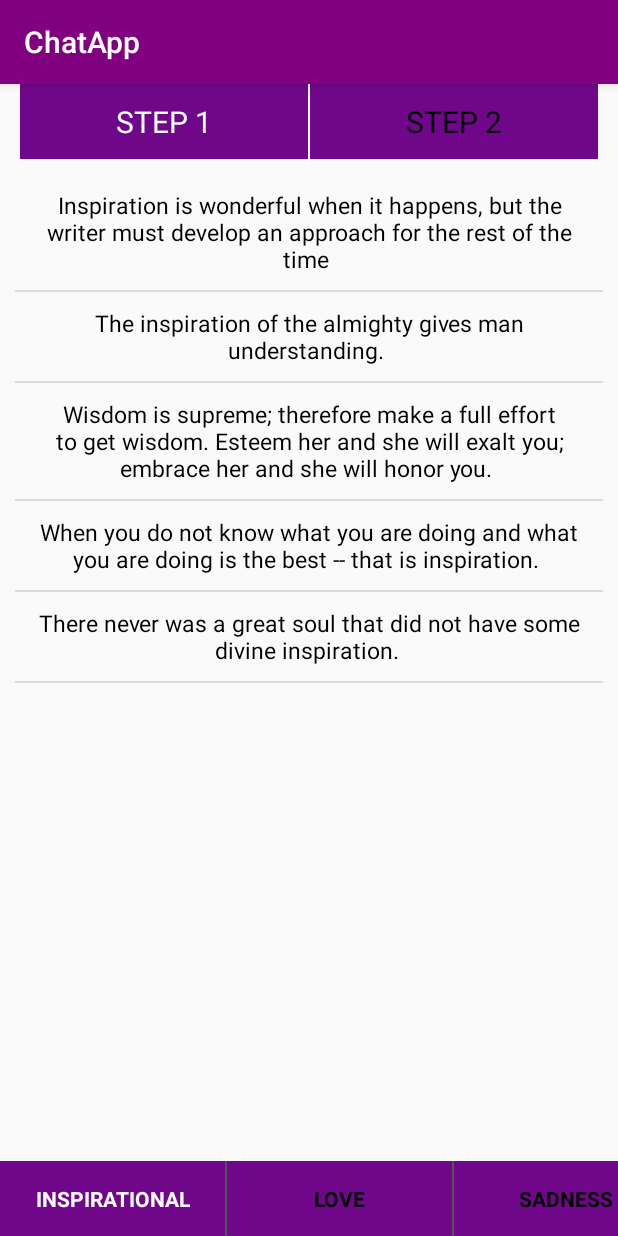
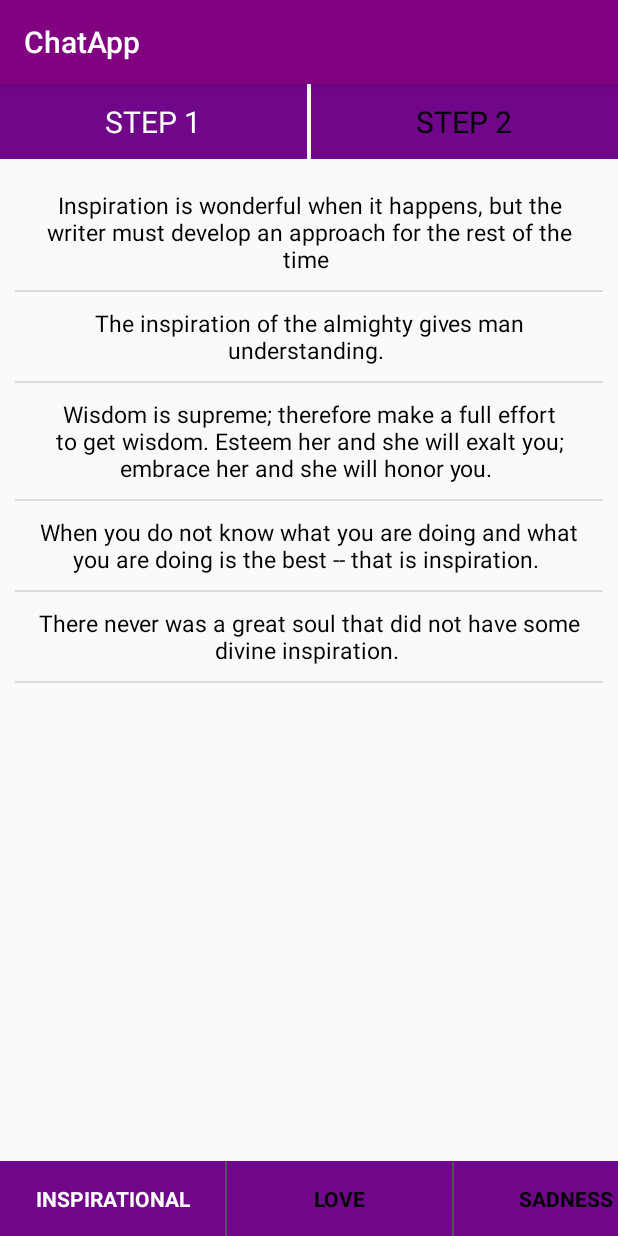
Before and after one commit to Arnab-Banerjee-Kolkata/ChatApp, an Android app: the SelectQuote screen opened directly, with no data from a screen before it, on a phone screen of 412 x 824 dp. Run offline under Robolectric (Android 15) with nearby library versions, the phone set to English and light mode, and no system bars; Roboto replaces fonts that are not available here.

Commit message:
Arnab | Fixes UI bug

```diff
--- a/app/src/main/res/layout/activity_select_quote.xml
+++ b/app/src/main/res/layout/activity_select_quote.xml
@@ -13,28 +13,31 @@
         android:layout_centerHorizontal="true">
 
         <TextView
-            android:layout_width="192dp"
+            android:layout_width="match_parent"
             android:layout_height="50dp"
             android:text="Step 1"
             android:textAllCaps="true"
             android:textSize="20dp"
             android:background="@color/selectColor"
             android:gravity="center"
-            android:textColor="@android:color/white" />
+            android:textColor="@android:color/white"
+            android:layout_marginEnd="1dp"
+            android:layout_weight="1"
+            android:minWidth="500dp"/>
 
-        <View
-            android:layout_width="1dp"
-            android:layout_height="match_parent" />
 
         <TextView
-            android:layout_width="192dp"
+            android:layout_width="match_parent"
             android:layout_height="50dp"
             android:text="Step 2"
             android:textAllCaps="true"
             android:textSize="20dp"
             android:background="@color/selectColor"
             android:gravity="center"
-            android:textColor="@android:color/black" />
+            android:textColor="@android:color/black"
+            android:layout_marginStart="1dp"
+            android:layout_weight="1"
+            android:minWidth="500dp"/>
 
     </LinearLayout>
 
@@ -196,23 +199,25 @@
 
         <Button
             android:id="@+id/backBtn"
-            android:layout_width="192dp"
+            android:layout_width="match_parent"
             android:layout_height="50dp"
             android:text="BACK"
             android:background="@color/selectColor"
-            android:textColor="@android:color/white" />
+            android:textColor="@android:color/white"
+            android:layout_weight="1"
+            android:layout_marginEnd="1dp"
+            android:minWidth="500dp"/>
 
-        <View
-            android:layout_width="1dp"
-            android:layout_height="match_parent"
-            android:background="@android:color/white" />
 
         <Button
             android:id="@+id/nextBtn"
-            android:layout_width="192dp"
+            android:layout_width="match_parent"
             android:layout_height="50dp"
             android:text="NEXT"
             android:background="@color/selectColor"
-            android:textColor="@android:color/white" />
+            android:textColor="@android:color/white"
+            android:layout_weight="1"
+            android:layout_marginStart="1dp"
+            android:minWidth="500dp"/>
     </LinearLayout>
 </RelativeLayout>
```
Also changed, not shown: app/src/main/res/layout/activity_select_style.xml (+20 -15 lines).
